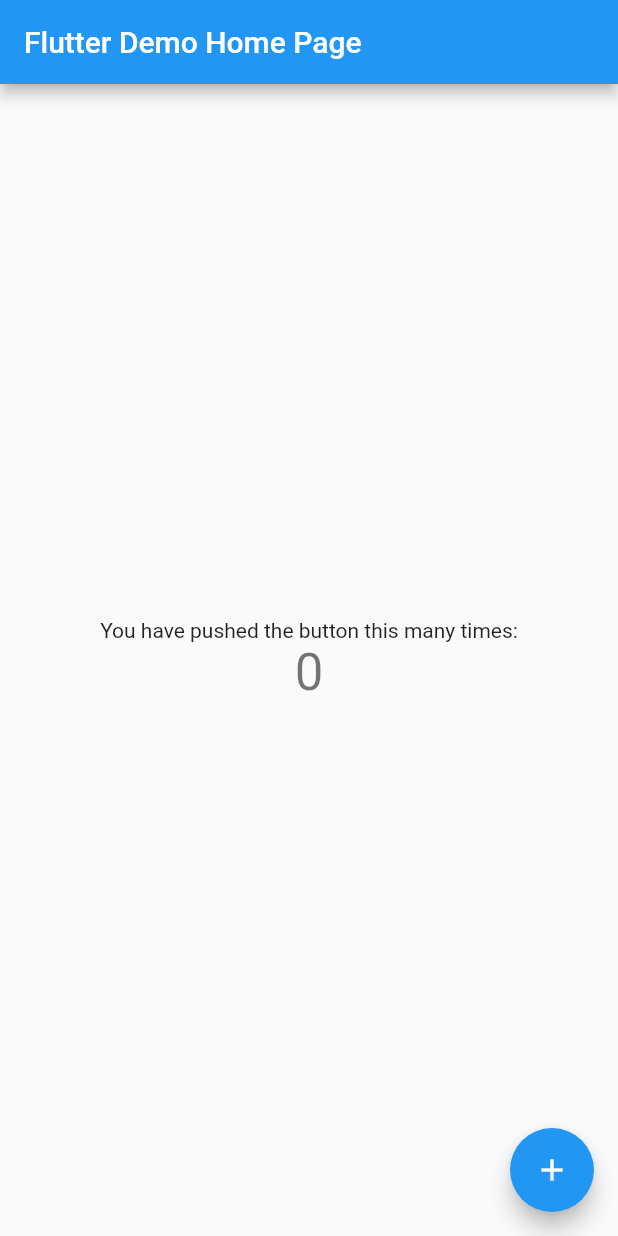
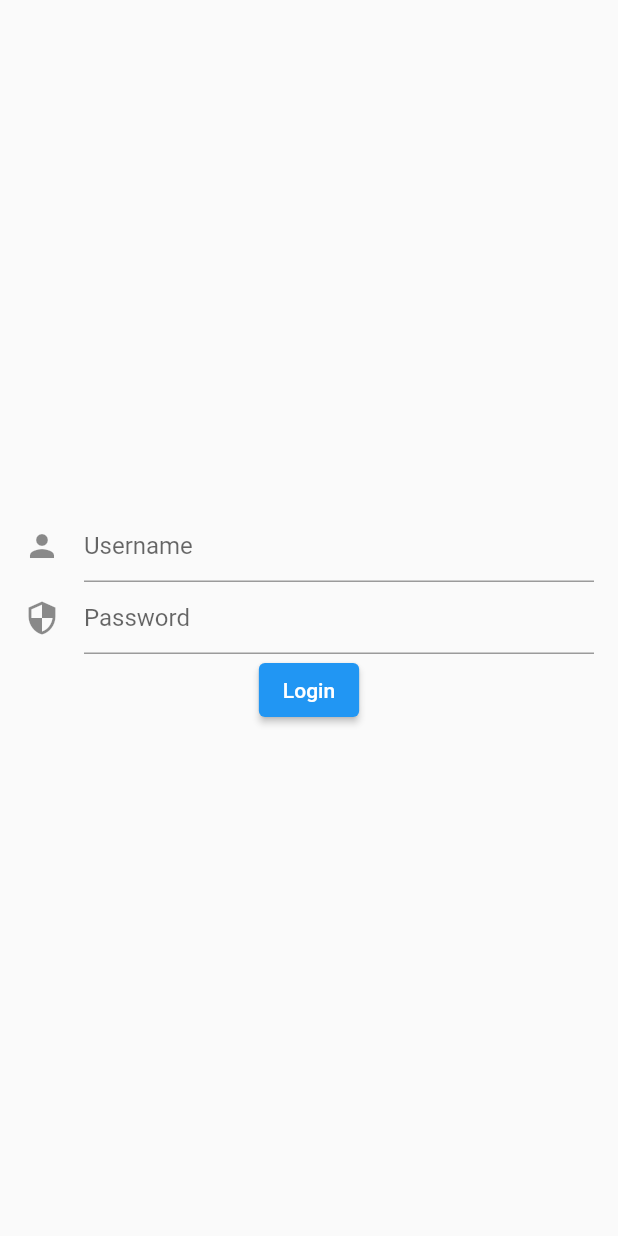
Before and after one commit to bukunmialuko/flutter_bloc_example2, a Flutter app: the screen it shows after launch, on a phone screen of 412 x 824 dp. Run offline on Flutter 3.47's test engine with Material 2 defaults, Android fonts, the phone set to English and light mode, and no system bars.

Commit message:
Built login view

```diff
--- /dev/null
+++ b/lib/login_view.dart
@@ -0,0 +1,56 @@
+import 'package:flutter/material.dart';
+
+class LoginView extends StatelessWidget {
+  const LoginView({Key key}) : super(key: key);
+
+  @override
+  Widget build(BuildContext context) {
+    return Scaffold(
+      body: _loginForm(),
+    );
+  }
+
+  Widget _loginForm() {
+    return Form(
+      child: Padding(
+        padding: const EdgeInsets.all(16.0),
+        child: Center(
+          child: Column(
+            mainAxisAlignment: MainAxisAlignment.center,
+            children: [
+              _usernameField(),
+              _passwordField(),
+              _loginButton(),
+            ],
+          ),
+        ),
+      ),
+    );
+  }
+
+  Widget _usernameField() {
+    return TextFormField(
+      decoration: InputDecoration(
+        icon: Icon(Icons.person),
+        hintText: "Username",
+      ),
+    );
+  }
+
+  Widget _passwordField() {
+    return TextFormField(
+      obscureText: true,
+      decoration: InputDecoration(
+        icon: Icon(Icons.security),
+        hintText: "Password",
+      ),
+    );
+  }
+
+  Widget _loginButton() {
+    return ElevatedButton(
+      onPressed: () {},
+      child: Text("Login"),
+    );
+  }
+}
--- a/lib/main.dart
+++ b/lib/main.dart
@@ -1,4 +1,6 @@
 import 'package:flutter/material.dart';
+
+import 'login_view.dart';
 
 void main() {
   runApp(MyApp());
@@ -22,7 +24,7 @@ class MyApp extends StatelessWidget {
         // is not restarted.
         primarySwatch: Colors.blue,
       ),
-      home: MyHomePage(title: 'Flutter Demo Home Page'),
+      home: LoginView(),
     );
   }
 }
```
